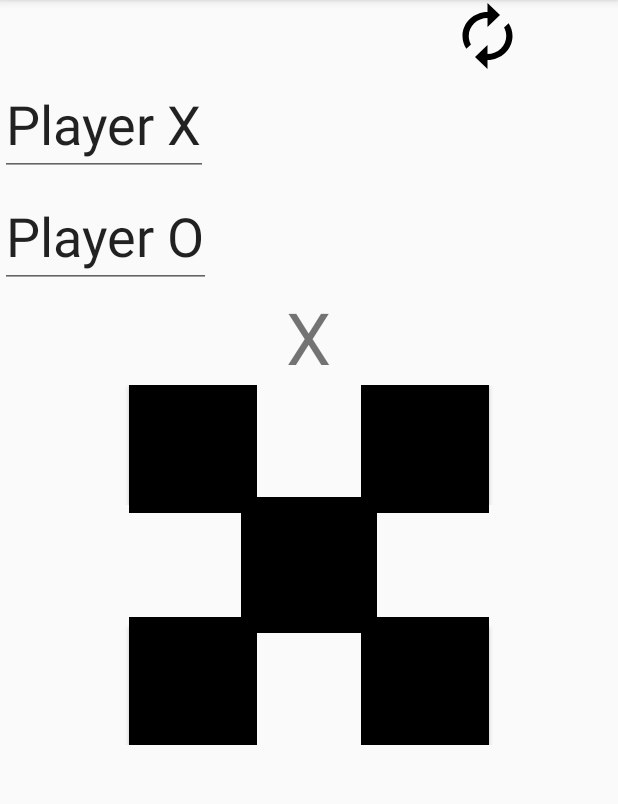
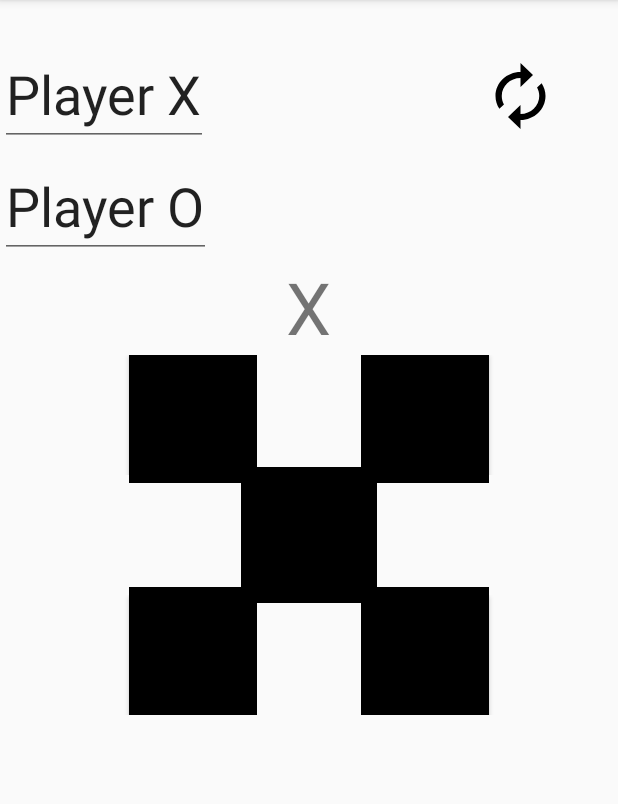
Before and after one commit to darpan1342/TicTacToe, an Android app: the screen it shows after launch (MainActivity), on a phone screen of 412 x 824 dp, the part 84-888 px from its top. Run offline under Robolectric (Android 15) with nearby library versions, the phone set to English and light mode, and no system bars; our stand-ins replace AdMob.

Commit message:
added smart_banner with sample ads + points system + layout arrangement.

```diff
--- a/app/src/main/res/layout/activity_main.xml
+++ b/app/src/main/res/layout/activity_main.xml
@@ -5,161 +5,180 @@
     android:layout_height="match_parent"
     tools:context=".MainActivity">
 
-    <com.google.android.gms.ads.AdView
-        xmlns:ads="http://schemas.android.com/apk/res-auto"
-        android:layout_width="wrap_content"
+    <com.google.android.gms.ads.AdView xmlns:ads="http://schemas.android.com/apk/res-auto"
+        android:id="@+id/adr"
+        android:layout_width="match_parent"
         android:layout_height="wrap_content"
-        android:id="@+id/adr"
+        android:layout_alignParentBottom="true"
         android:layout_centerHorizontal="true"
-        android:layout_alignParentBottom="true"
-        ads:adSize="BANNER"
-        ads:adUnitId="ca-app-pub-6932127119268721/5825895104"
-        />
+        ads:adSize="SMART_BANNER"
+        ads:adUnitId="ca-app-pub-3940256099942544/6300978111" />
+
     <LinearLayout xmlns:android="http://schemas.android.com/apk/res/android"
         xmlns:tools="http://schemas.android.com/tools"
         android:layout_width="match_parent"
         android:layout_height="wrap_content"
+        android:layout_centerHorizontal="true"
         android:orientation="vertical"
-        android:gravity="center_vertical"
         tools:context=".MainActivity"
-        tools:ignore="SpUsage" >
+        tools:ignore="SpUsage">
 
         <Button
+            android:id="@+id/reset"
             android:layout_width="50dp"
             android:layout_height="wrap_content"
-            android:layout_marginStart="300dp"
-            android:background="@drawable/ic_auto_renew_black_24dp"
-            android:id="@+id/reset"/>
+            android:layout_gravity="end"
+            android:layout_margin="40dp"
+            android:background="@drawable/ic_auto_renew_black_24dp" />
+
         <LinearLayout
+            android:id="@+id/urt"
             android:layout_width="match_parent"
             android:layout_height="wrap_content"
-            android:orientation="horizontal"
-            android:id="@+id/urt">
+            android:layout_marginTop="-100dp"
+            android:orientation="horizontal">
+
             <EditText
                 android:layout_width="wrap_content"
                 android:layout_height="wrap_content"
+                android:autofillHints="@string/player_x"
+                android:focusable="false"
                 android:text="@string/player_x"
-                android:focusable="false"
                 android:textSize="36dp"
-                android:autofillHints="@string/player_x"
                 tools:ignore="LabelFor,TextFields,UnusedAttribute" />
+
             <TextView
+                android:id="@+id/player1_score"
                 android:layout_width="wrap_content"
                 android:layout_height="wrap_content"
-                android:id="@+id/player1_score"
-                android:textSize="24dp"
-                />
+                android:textSize="24dp" />
         </LinearLayout>
+
         <LinearLayout
             android:layout_width="match_parent"
             android:layout_height="wrap_content"
             android:layout_marginTop="5dp">
+
             <EditText
                 android:layout_width="wrap_content"
                 android:layout_height="wrap_content"
+                android:autofillHints="@string/player_o"
+                android:focusable="false"
                 android:text="@string/player_o"
-                android:focusable="false"
                 android:textSize="36dp"
-                android:autofillHints="@string/player_o"
                 tools:ignore="LabelFor,TextFields,UnusedAttribute" />
+
             <TextView
+                android:id="@+id/player2_score"
                 android:layout_width="wrap_content"
                 android:layout_height="wrap_content"
-                android:id="@+id/player2_score"
-                android:textSize="24dp"/>
+                android:textSize="24dp" />
         </LinearLayout>
+
         <TextView
+            android:id="@+id/setter"
             android:layout_width="wrap_content"
             android:layout_height="wrap_content"
+            android:layout_gravity="center_horizontal"
             android:text="@string/x"
-            android:layout_gravity="center_horizontal"
-            android:textSize="48dp"
-            android:id="@+id/setter"/>
+            android:textSize="48dp" />
+
         <LinearLayout
             android:layout_width="match_parent"
             android:layout_height="wrap_content"
             android:gravity="center_horizontal">
+
             <Button
+                android:id="@+id/bt0"
                 android:layout_width="80dp"
                 android:layout_height="80dp"
                 android:background="@color/black"
+                android:textColor="@color/White"
                 android:textSize="30dp"
-                android:textColor="@color/White"
-                android:id="@+id/bt0"
                 tools:ignore="ButtonStyle" />
+
             <Button
+                android:id="@+id/bt1"
                 android:layout_width="80dp"
                 android:layout_height="80dp"
                 android:background="@drawable/custom_button3"
                 android:textColor="@color/black"
                 android:textSize="30dp"
-                android:id="@+id/bt1"
                 tools:ignore="ButtonStyle" />
+
             <Button
+                android:id="@+id/bt2"
                 android:layout_width="80dp"
                 android:layout_height="80dp"
                 android:background="@color/black"
+                android:textColor="@color/White"
                 android:textSize="30dp"
-                android:textColor="@color/White"
-                android:id="@+id/bt2"
                 tools:ignore="ButtonStyle" />
         </LinearLayout>
+
         <LinearLayout
             android:layout_width="match_parent"
             android:layout_height="wrap_content"
             android:gravity="center_horizontal">
+
             <Button
+                android:id="@+id/bt3"
                 android:layout_width="80dp"
                 android:layout_height="80dp"
                 android:background="@drawable/custom_button2"
+                android:textColor="@color/black"
                 android:textSize="30dp"
-                android:textColor="@color/black"
-                android:id="@+id/bt3"
                 tools:ignore="ButtonStyle" />
+
             <Button
+                android:id="@+id/bt4"
                 android:layout_width="80dp"
                 android:layout_height="80dp"
                 android:background="@color/black"
+                android:textColor="@color/White"
                 android:textSize="30dp"
-                android:textColor="@color/White"
-                android:id="@+id/bt4"
                 tools:ignore="ButtonStyle" />
+
             <Button
+                android:id="@+id/bt5"
                 android:layout_width="80dp"
                 android:layout_height="80dp"
                 android:background="@drawable/custom_button1"
+                android:textColor="@color/black"
                 android:textSize="30dp"
-                android:textColor="@color/black"
-                android:id="@+id/bt5"
                 tools:ignore="ButtonStyle" />
         </LinearLayout>
+
         <LinearLayout
             android:layout_width="match_parent"
             android:layout_height="wrap_content"
             android:gravity="center_horizontal">
+
             <Button
+                android:id="@+id/bt6"
                 android:layout_width="80dp"
                 android:layout_height="80dp"
                 android:background="@color/black"
+                android:textColor="@color/White"
                 android:textSize="30dp"
-                android:textColor="@color/White"
-                android:id="@+id/bt6"
                 tools:ignore="ButtonStyle" />
+
             <Button
+                android:id="@+id/bt7"
                 android:layout_width="80dp"
                 android:layout_height="80dp"
                 android:background="@drawable/custom_button"
+                android:textColor="@color/black"
                 android:textSize="30dp"
-                android:textColor="@color/black"
-                android:id="@+id/bt7"
                 tools:ignore="ButtonStyle" />
+
             <Button
+                android:id="@+id/bt8"
                 android:layout_width="80dp"
                 android:layout_height="80dp"
                 android:background="@color/black"
+                android:textColor="@color/White"
                 android:textSize="30dp"
-                android:textColor="@color/White"
-                android:id="@+id/bt8"
                 tools:ignore="ButtonStyle" />
         </LinearLayout>
 
--- a/build.gradle
+++ b/build.gradle
@@ -7,7 +7,7 @@ buildscript {
 
     }
     dependencies {
-        classpath 'com.android.tools.build:gradle:3.3.0'
+        classpath 'com.android.tools.build:gradle:3.3.2'
 
         // NOTE: Do not place your application dependencies here; they belong
         // in the individual module build.gradle files
```
Also changed, not shown: app/src/main/AndroidManifest.xml (+7 -4 lines), app/src/main/java/com/example/admob/MainActivity.java (+198 -137 lines).
